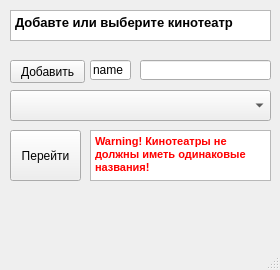
Old version of the form chain.ui in the repository AnastasiaPotapova/Cinematic.
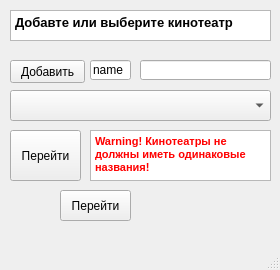
New version of the form.

```diff
--- a/chain.ui
+++ b/chain.ui
@@ -107,6 +107,19 @@
 &lt;p style=&quot; margin-top:0px; margin-bottom:0px; margin-left:0px; margin-right:0px; -qt-block-indent:0; text-indent:0px;&quot;&gt;&lt;span style=&quot; font-size:8pt; font-weight:600; color:#ff0000;&quot;&gt;Warning! Кинотеатры не должны иметь одинаковые названия!&lt;/span&gt;&lt;/p&gt;&lt;/body&gt;&lt;/html&gt;</string>
     </property>
    </widget>
+   <widget class="QPushButton" name="example">
+    <property name="geometry">
+     <rect>
+      <x>60</x>
+      <y>190</y>
+      <width>71</width>
+      <height>31</height>
+     </rect>
+    </property>
+    <property name="text">
+     <string>Перейти</string>
+    </property>
+   </widget>
   </widget>
   <widget class="QMenuBar" name="menubar">
    <property name="geometry">
```
